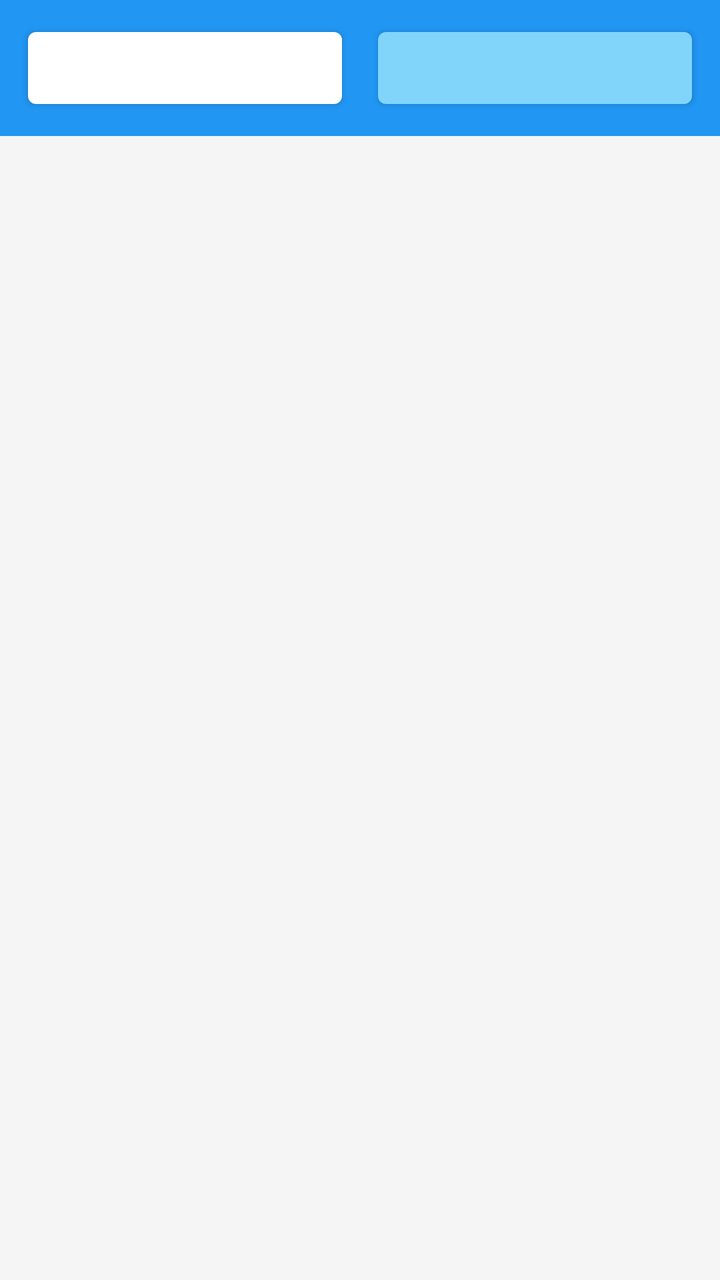
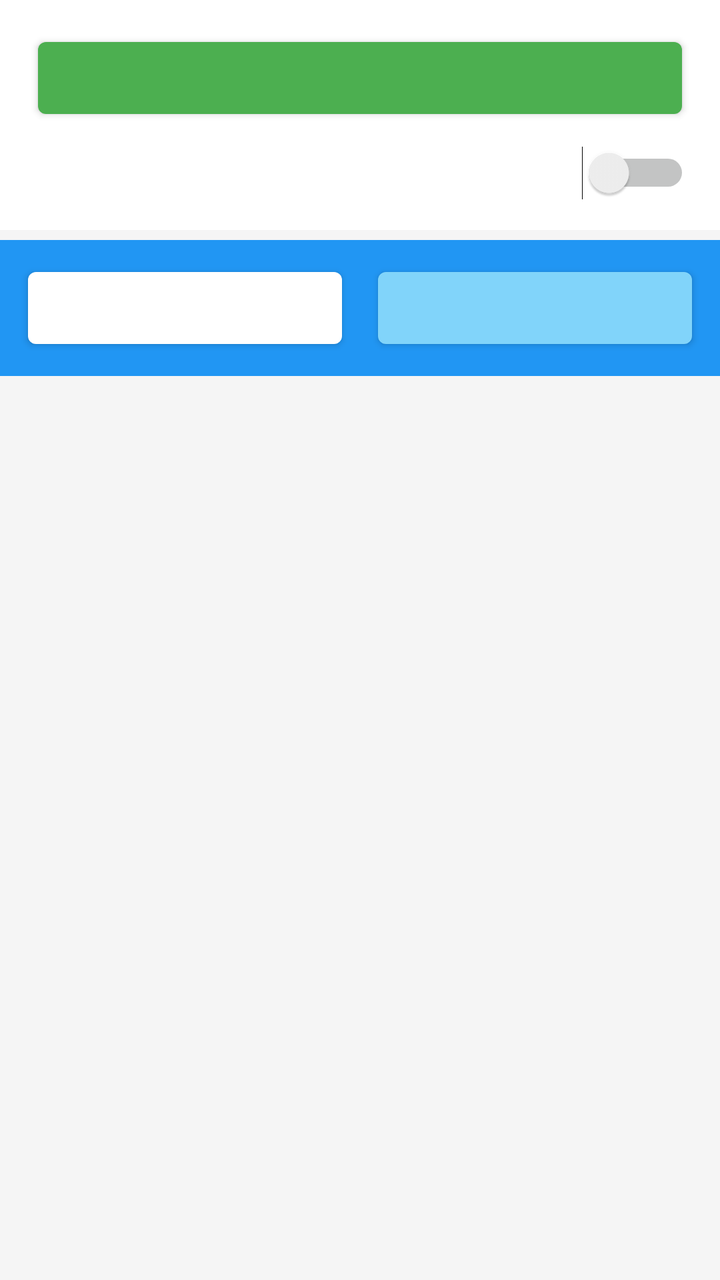

Before-and-after screenshots of an Android layout around one commit, followed by the original layout XML and the change that was made.
<!-- AndroidManifest.xml: application theme android:Theme.DeviceDefault.Light -->
<!-- res/layout/activity_main.xml -->
﻿<?xml version="1.0" encoding="utf-8"?>
<LinearLayout xmlns:android="http://schemas.android.com/apk/res/android"
    android:layout_width="match_parent" android:layout_height="match_parent"
    android:orientation="vertical" android:background="#F5F5F5">
    <LinearLayout android:layout_width="match_parent" android:layout_height="wrap_content" android:orientation="horizontal" android:background="#2196F3" android:padding="10dp">
        <Button android:id="@+id/tab_temp" android:layout_width="0dp" android:layout_height="wrap_content" android:layout_weight="1" android:backgroundTint="#FFFFFF" android:textColor="#2196F3" android:textStyle="bold" android:layout_marginEnd="5dp"/>
        <Button android:id="@+id/tab_pinned" android:layout_width="0dp" android:layout_height="wrap_content" android:layout_weight="1" android:backgroundTint="#81D4FA" android:textColor="#FFFFFF" android:textStyle="bold" android:layout_marginStart="5dp"/>
    </LinearLayout>
    <ScrollView android:layout_width="match_parent" android:layout_height="match_parent" android:padding="10dp">
        <LinearLayout android:id="@+id/main_history_container" android:layout_width="match_parent" android:layout_height="wrap_content" android:orientation="vertical"/>
    </ScrollView>
</LinearLayout>
<!-- resources referenced by this layout -->
<resources>

</resources>

<!-- the commit's change to res/layout/activity_main.xml (unified diff, before → after) -->
@@ -2,10 +2,18 @@
 <LinearLayout xmlns:android="http://schemas.android.com/apk/res/android"
     android:layout_width="match_parent" android:layout_height="match_parent"
     android:orientation="vertical" android:background="#F5F5F5">
+    
+    
+    <LinearLayout android:layout_width="match_parent" android:layout_height="wrap_content" android:orientation="vertical" android:padding="15dp" android:background="#FFFFFF" android:layout_marginBottom="5dp">
+        <Button android:id="@+id/btn_activate_keyboard" android:layout_width="match_parent" android:layout_height="wrap_content" android:backgroundTint="#4CAF50" android:textColor="#FFFFFF" android:textStyle="bold" android:layout_marginBottom="10dp"/>
+        <Switch android:id="@+id/switch_auto_pin" android:layout_width="match_parent" android:layout_height="wrap_content" android:textSize="16sp" android:textColor="#000000" android:textStyle="bold"/>
+    </LinearLayout>
+
     <LinearLayout android:layout_width="match_parent" android:layout_height="wrap_content" android:orientation="horizontal" android:background="#2196F3" android:padding="10dp">
         <Button android:id="@+id/tab_temp" android:layout_width="0dp" android:layout_height="wrap_content" android:layout_weight="1" android:backgroundTint="#FFFFFF" android:textColor="#2196F3" android:textStyle="bold" android:layout_marginEnd="5dp"/>
         <Button android:id="@+id/tab_pinned" android:layout_width="0dp" android:layout_height="wrap_content" android:layout_weight="1" android:backgroundTint="#81D4FA" android:textColor="#FFFFFF" android:textStyle="bold" android:layout_marginStart="5dp"/>
     </LinearLayout>
+    
     <ScrollView android:layout_width="match_parent" android:layout_height="match_parent" android:padding="10dp">
         <LinearLayout android:id="@+id/main_history_container" android:layout_width="match_parent" android:layout_height="wrap_content" android:orientation="vertical"/>
     </ScrollView>
